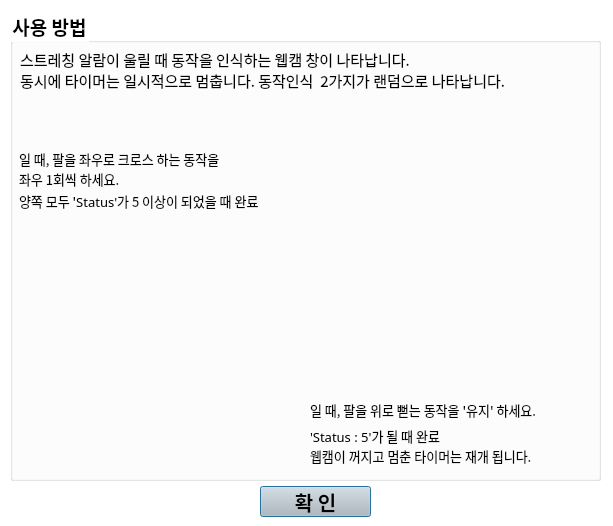
The window that Contest_jeh_Dialog.ui (JangEunhee0317/Contest_jeh) describes before a commit, drawn with Qt 5.
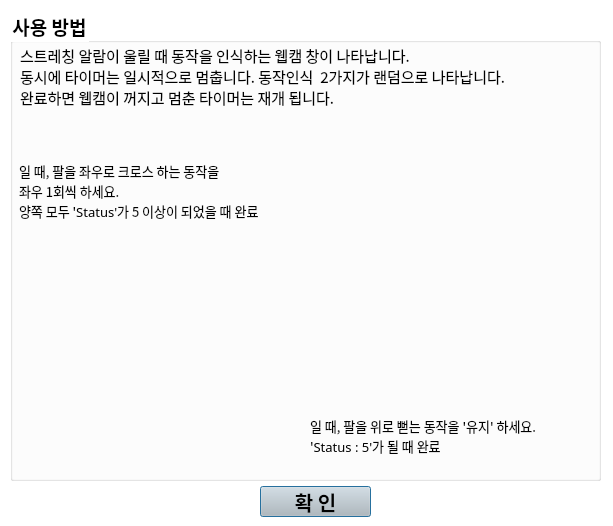
The same window after the commit. Icons and pictures are not drawn.

```diff
--- a/Contest_jeh_Dialog.ui
+++ b/Contest_jeh_Dialog.ui
@@ -70,7 +70,7 @@
     <property name="geometry">
      <rect>
       <x>10</x>
-      <y>24</y>
+      <y>31</y>
       <width>571</width>
       <height>71</height>
      </rect>
@@ -88,15 +88,16 @@
     </property>
     <property name="text">
      <string>스트레칭 알람이 울릴 때 동작을 인식하는 웹캠 창이 나타납니다. 
-동시에 타이머는 일시적으로 멈춥니다. 동작인식  2가지가 랜덤으로 나타납니다.</string>
+동시에 타이머는 일시적으로 멈춥니다. 동작인식  2가지가 랜덤으로 나타납니다.
+완료하면 웹캠이 꺼지고 멈춘 타이머는 재개 됩니다.</string>
     </property>
    </widget>
    <widget class="QLabel" name="label_2">
     <property name="geometry">
      <rect>
       <x>300</x>
-      <y>100</y>
-      <width>251</width>
+      <y>120</y>
+      <width>261</width>
       <height>251</height>
      </rect>
     </property>
@@ -114,7 +115,7 @@
     <property name="geometry">
      <rect>
       <x>50</x>
-      <y>210</y>
+      <y>217</y>
       <width>241</width>
       <height>251</height>
      </rect>
@@ -129,38 +130,13 @@
      <bool>true</bool>
     </property>
    </widget>
-   <widget class="QLabel" name="label_4">
-    <property name="geometry">
-     <rect>
-      <x>300</x>
-      <y>410</y>
-      <width>281</width>
-      <height>51</height>
-     </rect>
-    </property>
-    <property name="font">
-     <font>
-      <family>한컴 말랑말랑 Regular</family>
-      <pointsize>10</pointsize>
-      <weight>50</weight>
-      <bold>false</bold>
-     </font>
-    </property>
-    <property name="styleSheet">
-     <string notr="true"/>
-    </property>
-    <property name="text">
-     <string>'Status : 5'가 될 때 완료 
-웹캠이 꺼지고 멈춘 타이머는 재개 됩니다.</string>
-    </property>
-   </widget>
    <widget class="QLabel" name="label_7">
     <property name="geometry">
      <rect>
       <x>300</x>
-      <y>390</y>
+      <y>400</y>
       <width>281</width>
-      <height>20</height>
+      <height>51</height>
      </rect>
     </property>
     <property name="font">
@@ -175,14 +151,15 @@
      <string notr="true">background-color: rgb(255, 255, 255, 0);</string>
     </property>
     <property name="text">
-     <string>일 때, 팔을 위로 뻗는 동작을 '유지' 하세요.</string>
+     <string>일 때, 팔을 위로 뻗는 동작을 '유지' 하세요.
+'Status : 5'가 될 때 완료</string>
     </property>
    </widget>
    <widget class="QLabel" name="label_8">
     <property name="geometry">
      <rect>
       <x>300</x>
-      <y>350</y>
+      <y>370</y>
       <width>261</width>
       <height>31</height>
      </rect>
@@ -201,7 +178,7 @@
     <property name="geometry">
      <rect>
       <x>9</x>
-      <y>138</y>
+      <y>150</y>
       <width>251</width>
       <height>41</height>
      </rect>
@@ -226,7 +203,7 @@
     <property name="geometry">
      <rect>
       <x>9</x>
-      <y>100</y>
+      <y>116</y>
       <width>301</width>
       <height>31</height>
      </rect>
@@ -245,7 +222,7 @@
     <property name="geometry">
      <rect>
       <x>9</x>
-      <y>170</y>
+      <y>180</y>
       <width>301</width>
       <height>41</height>
      </rect>
```
